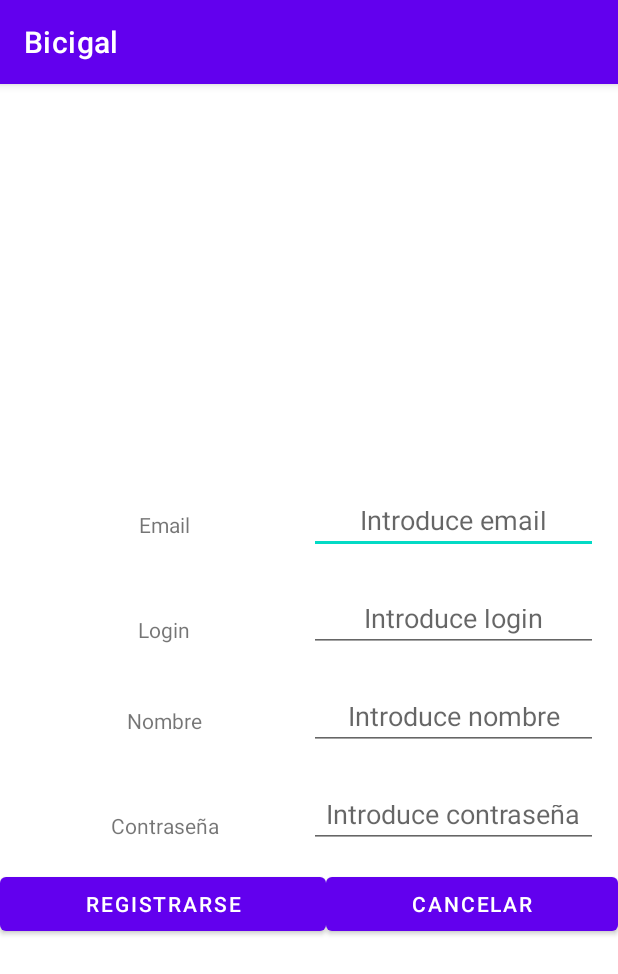
After one commit to Rvmartinez/Bicigal, an Android app: the Register_View screen opened directly, with no data from a screen before it, on a phone screen of 412 x 824 dp. The commit adds this screen. Shown: the top 974 px of the screen. Run offline under Robolectric (Android 15) with nearby library versions, the phone set to English and light mode, and no system bars.

Commit message:
login implementado

```diff
--- /dev/null
+++ b/app/src/main/java/com/esei/bicigal/Login/Register_View.java
@@ -0,0 +1,85 @@
+package com.esei.bicigal.Login;
+
+import android.content.DialogInterface;
+import android.os.Bundle;
+import android.view.View;
+import android.widget.Button;
+import android.widget.EditText;
+
+import androidx.appcompat.app.AlertDialog;
+import androidx.appcompat.app.AppCompatActivity;
+
+import com.esei.bicigal.Database.BicigalDB;
+import com.esei.bicigal.Models.UsuarioModel;
+import com.esei.bicigal.R;
+
+public class Register_View extends AppCompatActivity {
+    @Override
+    protected void onCreate(Bundle savedInstanceState) {
+        super.onCreate(savedInstanceState);
+        setContentView(R.layout.activity_register);
+        //this.u = (Usuario) info.getExtras().get("user");
+        Button aceptar=this.findViewById(R.id.btRegistrarse);
+        Button cancelar=this.findViewById(R.id.bt_Cancelar);
+
+        aceptar.setOnClickListener(new View.OnClickListener() {
+            @Override
+            public void onClick(View view) {
+            Register_View.this.rellenarDatos();
+            }
+        });
+        cancelar.setOnClickListener(new View.OnClickListener() {
+            @Override
+            public void onClick(View view) {
+
+            }
+        });
+
+    }
+
+    private boolean verify(){
+       return true;
+    }
+    public void rellenarDatos(){
+
+        EditText lyt_login = (EditText) findViewById(R.id.id_Login);
+        String login = lyt_login.getText().toString();
+
+        EditText lyt_email = (EditText)  findViewById(R.id.id_email);
+        String email = lyt_email.getText().toString();
+
+        EditText lyt_nombre = (EditText)  findViewById(R.id.id_nombre);
+        String nombre = lyt_nombre.getText().toString();
+
+        EditText lyt_password = (EditText)  findViewById(R.id.id_Password);
+        String password = lyt_password.getText().toString();
+
+        UsuarioModel u = new UsuarioModel(nombre,email,login,password);
+
+        if(verify()){
+            BicigalDB db = BicigalDB.getDB(Register_View.this.getApplicationContext());
+            //Crear usuario
+            //if(db.userNameIsAvailable(u.getNombre()))
+            db.createUser(u);
+
+            AlertDialog.Builder builder = new AlertDialog.Builder(Register_View.this);
+            builder.setTitle("Usuario registrado");
+            builder.setMessage("Recibirá el pedido en su\ndomicilio entre 30-60 minutos");
+            builder.setPositiveButton("Finalizar", new DialogInterface.OnClickListener() {
+                @Override
+                public void onClick(DialogInterface dialog, int which) {
+                    Register_View.this.finish();
+                }
+            });
+            builder.create().show();
+
+
+        } else {
+            //showAlert();
+        }
+
+    }
+
+
+
+}
--- a/app/src/main/java/com/esei/bicigal/SplashScreenActivity.java
+++ b/app/src/main/java/com/esei/bicigal/SplashScreenActivity.java
@@ -5,6 +5,8 @@ import androidx.appcompat.app.AppCompatActivity;
 import android.content.Intent;
 import android.os.Bundle;
 import android.widget.Toast;
+
+import com.esei.bicigal.Login.MainActivity;
 
 import java.util.concurrent.TimeUnit;
 
@@ -19,7 +21,7 @@ public class SplashScreenActivity extends AppCompatActivity {
         super.onCreate(savedInstanceState);
 
         splashScreen();
-        startActivity(new Intent(SplashScreenActivity.this, HomeActivity.class));
+        startActivity(new Intent(SplashScreenActivity.this, MainActivity.class));
     }
 
     private void splashScreen() {
--- a/app/src/main/java/com/esei/bicigal/ui/slideshow/AddBicicletaActivity.java
+++ b/app/src/main/java/com/esei/bicigal/ui/slideshow/AddBicicletaActivity.java
@@ -42,11 +42,11 @@ public class AddBicicletaActivity extends AppCompatActivity {
             String tipoCuadro = ed.getText().toString();
 
             BicigalDB db = BicigalDB.getDB(getBaseContext());
-            if(TextUtils.isEmpty(tipoCuadro)  && TextUtils.isEmpty(nombre) && TextUtils.isEmpty(velocidades) && TextUtils.isEmpty(pulgadas) && TextUtils.isEmpty(modelo) && TextUtils.isEmpty(color) && TextUtils.isEmpty(material)){
+            if(!TextUtils.isEmpty(tipoCuadro)  && !TextUtils.isEmpty(nombre) && !TextUtils.isEmpty(velocidades) && !TextUtils.isEmpty(pulgadas) && !TextUtils.isEmpty(modelo) && !TextUtils.isEmpty(color) && !TextUtils.isEmpty(material)){
                 db.addBicicleta(new BicicletaModel(nombre,material,pulgadas,velocidades,color,tipoCuadro,modelo,new Random().nextInt(3)));
                 finish();
             }
-            else Toast.makeText(getBaseContext(),"hellothere",Toast.LENGTH_LONG).show();
+            else Toast.makeText(getBaseContext(),"Por favor, ingresa valores válidos en todos los campos.",Toast.LENGTH_LONG).show();
 
         });
 
--- /dev/null
+++ b/app/src/main/res/layout/activity_register.xml
@@ -0,0 +1,170 @@
+<?xml version="1.0" encoding="utf-8"?>
+<RelativeLayout xmlns:android="http://schemas.android.com/apk/res/android"
+    android:layout_width="match_parent"
+    android:layout_height="match_parent">
+
+    <LinearLayout
+        android:layout_width="match_parent"
+        android:layout_height="match_parent"
+        android:orientation="vertical"
+        android:weightSum="1">
+
+        <LinearLayout
+            android:id="@+id/lyt_header"
+            android:layout_width="match_parent"
+            android:layout_height="match_parent"
+            android:layout_weight="0.33"
+            android:orientation="vertical">
+
+        </LinearLayout>
+
+        <LinearLayout
+            android:id="@+id/lyt_body"
+            android:layout_width="match_parent"
+            android:layout_height="match_parent"
+            android:layout_weight="0.33"
+            android:orientation="vertical"
+            android:weightSum="1.2">
+
+            <LinearLayout
+                android:id="@+id/lyt_email"
+                android:layout_width="match_parent"
+                android:layout_height="match_parent"
+                android:layout_margin="20px"
+                android:layout_weight="0.3"
+                android:gravity="center"
+                android:orientation="horizontal"
+                android:weightSum="1">
+
+                <TextView
+                    android:id="@+id/lyt_emailtext"
+                    android:layout_width="match_parent"
+                    android:layout_height="wrap_content"
+                    android:layout_weight="0.5"
+                    android:gravity="center"
+                    android:text="Email" />
+
+                <EditText
+                    android:id="@+id/id_email"
+                    android:layout_width="match_parent"
+                    android:layout_height="wrap_content"
+                    android:layout_weight="0.5"
+                    android:ems="10"
+
+                    android:gravity="center"
+                    android:hint="Introduce email"
+                    android:inputType="textEmailAddress"
+                    android:minHeight="48dp" />
+
+            </LinearLayout>
+
+            <LinearLayout
+                android:id="@+id/lyt_login"
+                android:layout_width="match_parent"
+                android:layout_height="match_parent"
+                android:layout_margin="20px"
+                android:layout_weight="0.3"
+                android:orientation="horizontal">
+
+                <TextView
+                    android:id="@+id/lyt_id"
+                    android:layout_width="match_parent"
+                    android:layout_height="wrap_content"
+                    android:layout_weight="1"
+                    android:gravity="center"
+                    android:text="Login" />
+
+                <EditText
+                    android:id="@+id/id_Login"
+                    android:layout_width="match_parent"
+                    android:layout_height="wrap_content"
+                    android:layout_weight="1"
+                    android:gravity="center"
+                    android:inputType="text"
+                    android:hint="Introduce login" />
+            </LinearLayout>
+
+            <LinearLayout
+                android:id="@+id/lyt_nombre"
+                android:layout_width="match_parent"
+                android:layout_height="match_parent"
+                android:layout_margin="20px"
+                android:gravity="center"
+                android:layout_weight="0.3"
+                android:orientation="horizontal">
+
+                <TextView
+                    android:layout_width="match_parent"
+                    android:layout_height="wrap_content"
+                    android:layout_weight="1"
+                    android:gravity="center"
+                    android:text="Nombre" />
+
+                <EditText
+                    android:id="@+id/id_nombre"
+                    android:layout_width="match_parent"
+                    android:layout_height="wrap_content"
+                    android:layout_weight="1"
+                    android:inputType="text"
+                    android:gravity="center"
+                    android:hint="Introduce nombre" />
+            </LinearLayout>
+
+            <LinearLayout
+                android:id="@+id/lyt_password"
+                android:layout_width="match_parent"
+                android:layout_height="match_parent"
+                android:layout_margin="20px"
+                android:layout_weight="0.3"
+                android:orientation="horizontal">
+
+                <TextView
+                    android:id="@+id/textView7"
+                    android:layout_width="match_parent"
+                    android:layout_height="wrap_content"
+                    android:layout_weight="1"
+                    android:gravity="center"
+                    android:text="Contraseña" />
+
+                <EditText
+                    android:id="@+id/id_Password"
+                    android:layout_width="match_parent"
+                    android:layout_height="wrap_content"
+                    android:layout_weight="1"
+                    android:ems="10"
+                    android:hint="Introduce contraseña"
+                    android:gravity="center"
+                    android:inputType="textPassword" />
+            </LinearLayout>
+
+        </LinearLayout>
+
+        <LinearLayout
+            android:id="@+id/lyt_footer"
+            android:layout_width="match_parent"
+            android:layout_height="match_parent"
+            android:layout_weight="0.33"
+            android:orientation="vertical">
+
+            <LinearLayout
+                android:layout_width="match_parent"
+                android:layout_height="wrap_content"
+                android:orientation="horizontal">
+
+                <Button
+                    android:id="@+id/btRegistrarse"
+                    android:layout_width="wrap_content"
+                    android:layout_height="wrap_content"
+                    android:layout_weight="1"
+                    android:text="Registrarse" />
+
+                <Button
+                    android:id="@+id/bt_Cancelar"
+                    android:layout_width="wrap_content"
+                    android:layout_height="wrap_content"
+                    android:layout_weight="1"
+                    android:text="Cancelar" />
+            </LinearLayout>
+        </LinearLayout>
+    </LinearLayout>
+</RelativeLayout>
```
Also changed, not shown: app/src/main/AndroidManifest.xml (+7 -0 lines), app/src/main/java/com/esei/bicigal/Login/LoginView.java (added, +56 -0 lines), app/src/main/java/com/esei/bicigal/Login/MainActivity.java (added, +43 -0 lines), app/src/main/res/layout/activity_login.xml (added, +83 -0 lines), app/src/main/res/layout/activity_main.xml (added, +89 -0 lines).
